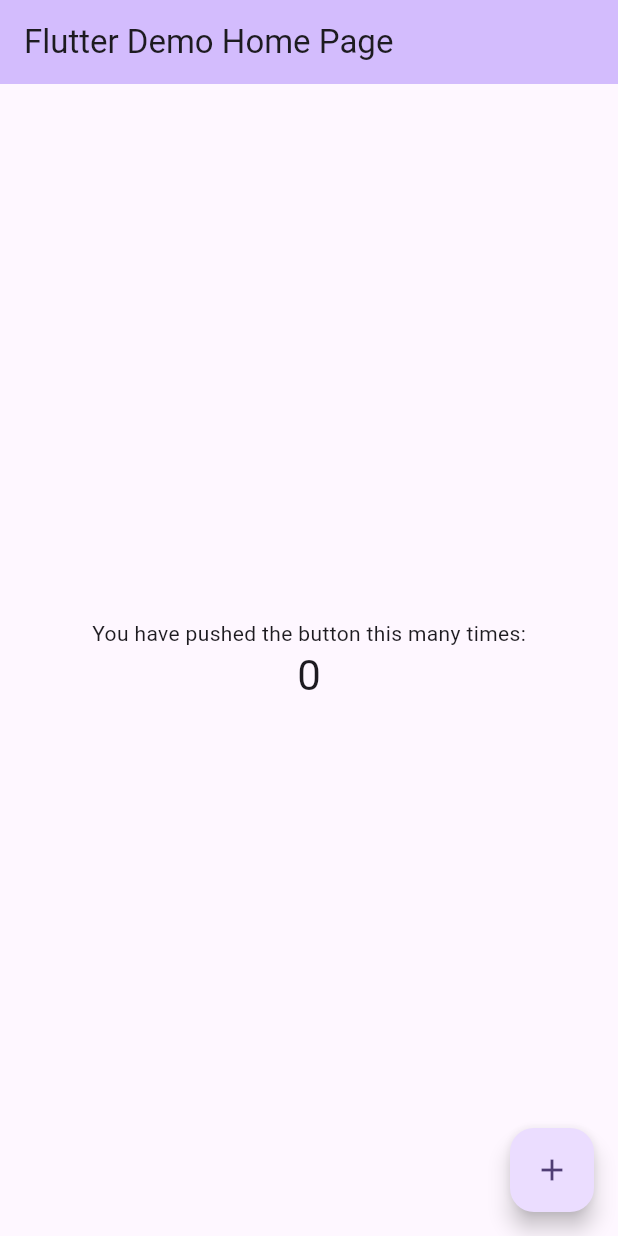
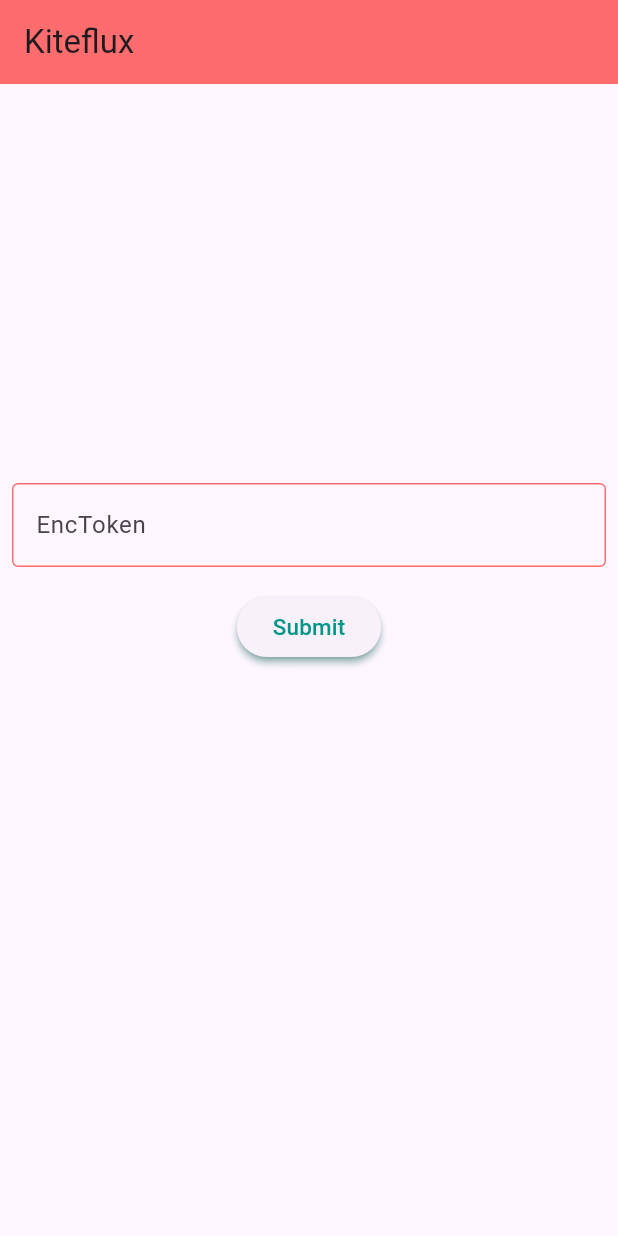
Before and after one commit to Het54/kiteflux, a Flutter app: the screen it shows after launch, on a phone screen of 412 x 824 dp. Run offline on Flutter 3.47's test engine with Material 3 defaults, Android fonts, the phone set to English and light mode, and no system bars.

Commit message:
added enctoken screen: added texfiled and button

```diff
--- /dev/null
+++ b/lib/etoken_screen.dart
@@ -0,0 +1,70 @@
+import 'package:flutter/material.dart';
+
+class Etoken extends StatefulWidget {
+
+const Etoken({ Key? key }) : super(key: key);
+
+  @override
+  EtokenState createState() => EtokenState();
+
+
+}
+
+class EtokenState extends State<Etoken> {
+
+  List<dynamic> BeatsList = [];
+
+
+  @override
+  void initState() {
+    // TODO: implement initState
+    super.initState();
+  }
+
+  @override
+Widget build(BuildContext context) {
+  return Scaffold(
+    appBar: AppBar(
+      backgroundColor: Color.fromARGB(247, 255, 104, 104),
+      title: const Text('Kiteflux'),
+    ),
+    body: Column(
+      mainAxisAlignment: MainAxisAlignment.start,
+      crossAxisAlignment: CrossAxisAlignment.center,
+      children: <Widget>[
+        SizedBox(height: 250,),
+        const Padding(
+          padding: EdgeInsets.symmetric(horizontal: 8, vertical: 16),
+          child: TextField(
+            decoration: InputDecoration(
+              focusedBorder: OutlineInputBorder(
+                borderSide: const BorderSide(color: Colors.teal)
+              ),
+              enabledBorder: OutlineInputBorder(
+                borderSide: const BorderSide(color: Color.fromARGB(247, 255, 104, 104))
+              ),
+              border: OutlineInputBorder(),
+              labelText: 'EncToken',
+            ),
+            keyboardType: TextInputType.text,
+            textInputAction: TextInputAction.done,
+          ),
+        ),
+        ElevatedButton(
+          style: ElevatedButton.styleFrom(
+              shadowColor: Colors.teal,
+              elevation: 2,
+              shape: RoundedRectangleBorder(
+                  borderRadius: BorderRadius.circular(32.0)),
+            ),
+          onPressed: () {},
+          child: const Text('Submit', style: TextStyle(color: Colors.teal, fontSize: 15)),
+        ),
+      ],
+    ),
+  );
+}
+
+
+
+}
--- a/lib/main.dart
+++ b/lib/main.dart
@@ -1,4 +1,5 @@
 import 'package:flutter/material.dart';
+import 'package:kiteflux/etoken_screen.dart';
 
 void main() {
   runApp(const MyApp());
@@ -11,115 +12,13 @@
   @override
   Widget build(BuildContext context) {
     return MaterialApp(
-      title: 'Flutter Demo',
+      title: 'Kiteflux',
+      debugShowCheckedModeBanner: false,
       theme: ThemeData(
-        // This is the theme of your application.
-        //
-        // TRY THIS: Try running your application with "flutter run". You'll see
-        // the application has a purple toolbar. Then, without quitting the app,
-        // try changing the seedColor in the colorScheme below to Colors.green
-        // and then invoke "hot reload" (save your changes or press the "hot
-        // reload" button in a Flutter-supported IDE, or press "r" if you used
-        // the command line to start the app).
-        //
-        // Notice that the counter didn't reset back to zero; the application
-        // state is not lost during the reload. To reset the state, use hot
-        // restart instead.
-        //
-        // This works for code too, not just values: Most code changes can be
-        // tested with just a hot reload.
         colorScheme: ColorScheme.fromSeed(seedColor: Colors.deepPurple),
         useMaterial3: true,
       ),
-      home: const MyHomePage(title: 'Flutter Demo Home Page'),
+      home: Etoken(),
     );
   }
 }
-
-class MyHomePage extends StatefulWidget {
-  const MyHomePage({super.key, required this.title});
-
-  // This widget is the home page of your application. It is stateful, meaning
-  // that it has a State object (defined below) that contains fields that affect
-  // how it looks.
-
-  // This class is the configuration for the state. It holds the values (in this
-  // case the title) provided by the parent (in this case the App widget) and
-  // used by the build method of the State. Fields in a Widget subclass are
-  // always marked "final".
-
-  final String title;
-
-  @override
-  State<MyHomePage> createState() => _MyHomePageState();
-}
-
-class _MyHomePageState extends State<MyHomePage> {
-  int _counter = 0;
-
-  void _incrementCounter() {
-    setState(() {
-      // This call to setState tells the Flutter framework that something has
-      // changed in this State, which causes it to rerun the build method below
-      // so that the display can reflect the updated values. If we changed
-      // _counter without calling setState(), then the build method would not be
-      // called again, and so nothing would appear to happen.
-      _counter++;
-    });
-  }
-
-  @override
-  Widget build(BuildContext context) {
-    // This method is rerun every time setState is called, for instance as done
-    // by the _incrementCounter method above.
-    //
-    // The Flutter framework has been optimized to make rerunning build methods
-    // fast, so that you can just rebuild anything that needs updating rather
-    // than having to individually change instances of widgets.
-    return Scaffold(
-      appBar: AppBar(
-        // TRY THIS: Try changing the color here to a specific color (to
-        // Colors.amber, perhaps?) and trigger a hot reload to see the AppBar
-        // change color while the other colors stay the same.
-        backgroundColor: Theme.of(context).colorScheme.inversePrimary,
-        // Here we take the value from the MyHomePage object that was created by
-        // the App.build method, and use it to set our appbar title.
-        title: Text(widget.title),
-      ),
-      body: Center(
-        // Center is a layout widget. It takes a single child and positions it
-        // in the middle of the parent.
-        child: Column(
-          // Column is also a layout widget. It takes a list of children and
-          // arranges them vertically. By default, it sizes itself to fit its
-          // children horizontally, and tries to be as tall as its parent.
-          //
-          // Column has various properties to control how it sizes itself and
-          // how it positions its children. Here we use mainAxisAlignment to
-          // center the children vertically; the main axis here is the vertical
-          // axis because Columns are vertical (the cross axis would be
-          // horizontal).
-          //
-          // TRY THIS: Invoke "debug painting" (choose the "Toggle Debug Paint"
-          // action in the IDE, or press "p" in the console), to see the
-          // wireframe for each widget.
-          mainAxisAlignment: MainAxisAlignment.center,
-          children: <Widget>[
-            const Text(
-              'You have pushed the button this many times:',
-            ),
-            Text(
-              '$_counter',
-              style: Theme.of(context).textTheme.headlineMedium,
-            ),
-          ],
-        ),
-      ),
-      floatingActionButton: FloatingActionButton(
-        onPressed: _incrementCounter,
-        tooltip: 'Increment',
-        child: const Icon(Icons.add),
-      ), // This trailing comma makes auto-formatting nicer for build methods.
-    );
-  }
-}
```
Also changed, not shown: 2 other files.
